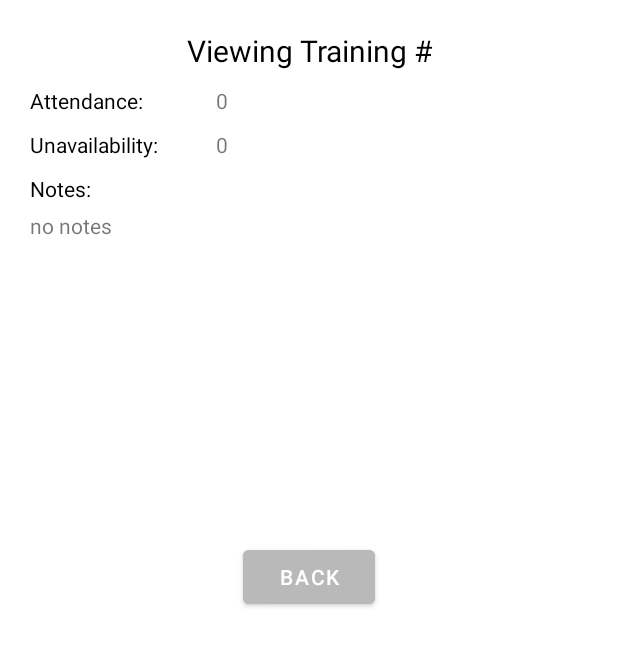
After one commit to MegaBytten/EUTRC-App, an Android app: the layout fragment_view_training_details.xml on its own in the app's theme, with its tools: preview values and no code run, on a phone screen of 412 x 824 dp. The commit adds this screen. Shown: the top 646 px of the screen. Run offline under Robolectric (Android 15) with nearby library versions, the phone set to English and light mode, and no system bars; network calls fail.

Commit message:
Coach's Update (0.3.4) - ModifyTraining.Details ---------------------------------------------- ## ## ## WORKING UPDATE ## ## ##  - All functions designed for coaches are now operational!  - Coaches can now be autonomous when: creating, viewing, editing/updating, and deleting trainings!  - Coaches have full access to viewing the attendance of any training.
NEW FEATURES
 - FULLY functional "details" button on modify training page (DeleteTrainingFragment)
 - Displays current attendance and unavailability of trainings
   > system is based on users RSVP-ing to the training created by coaches

Bug fixes
 - Fixed 2 bugs regarding first-time RSVP-ing for users to a training
 - Server was incorrectly handling query and not sending a readable response to the app
 - Both have been fixed! RSVP system should be fully functional.

 Future Features:
  - Player attendance tracking!
  - A page/option for coaches to search players or filter players and view their attendance record!
  - Notes in TrainingDetails: added a textview (not customisable yet) which allows coaches to add notes onto trainings for only them to view!

```diff
--- /dev/null
+++ b/app/src/main/res/layout/fragment_view_training_details.xml
@@ -0,0 +1,89 @@
+<?xml version="1.0" encoding="utf-8"?>
+<LinearLayout xmlns:android="http://schemas.android.com/apk/res/android"
+    xmlns:tools="http://schemas.android.com/tools"
+    android:layout_width="match_parent"
+    android:layout_height="match_parent"
+    tools:context=".homefragments.ViewTrainingDetailsFragment"
+    android:orientation="vertical"
+    android:padding="20dp">
+
+
+    <TextView
+        android:id="@+id/titleTxt"
+        android:layout_width="match_parent"
+        android:layout_height="wrap_content"
+        android:textColor="@color/black"
+        android:text="Viewing Training #"
+        android:textSize="20dp"
+        android:textAlignment="center"/>
+
+    <LinearLayout
+        android:layout_width="match_parent"
+        android:layout_height="wrap_content"
+        android:layout_marginTop="10dp">
+
+        <TextView
+            android:id="@+id/attendanceTitleTxt"
+            android:layout_width="match_parent"
+            android:layout_height="wrap_content"
+            android:layout_weight="2"
+            android:text="Attendance: "
+            android:textColor="@color/black"/>
+        <TextView
+            android:id="@+id/attendance"
+            android:layout_width="match_parent"
+            android:layout_height="wrap_content"
+            android:layout_weight="1"
+            android:text="0"/>
+
+    </LinearLayout>
+
+    <LinearLayout
+        android:layout_width="match_parent"
+        android:layout_height="wrap_content"
+        android:layout_marginTop="10dp">
+
+        <TextView
+            android:id="@+id/unavailabilityTitleTxt"
+            android:layout_width="match_parent"
+            android:layout_height="wrap_content"
+            android:layout_weight="2"
+            android:text="Unavailability: "
+            android:textColor="@color/black"/>
+        <TextView
+            android:id="@+id/unavailability"
+            android:layout_width="match_parent"
+            android:layout_height="wrap_content"
+            android:layout_weight="1"
+            android:text="0"/>
+
+    </LinearLayout>
+
+    <TextView
+        android:layout_width="match_parent"
+        android:layout_height="wrap_content"
+        android:text="Notes:"
+        android:textColor="@color/black"
+        android:layout_marginTop="10dp"/>
+
+    <TextView
+        android:id="@+id/notes"
+        android:layout_width="match_parent"
+        android:layout_height="200dp"
+        android:scrollbars = "vertical"
+        android:text="no notes"
+        android:layout_marginTop="5dp"/>
+
+    <Button
+        android:id="@+id/backBtn"
+        android:layout_width="wrap_content"
+        android:layout_height="wrap_content"
+        android:backgroundTint="#B9B9B9"
+        android:text="back"
+        android:layout_gravity="center"
+        android:layout_marginTop="20dp"/>
+
+
+
+
+</LinearLayout>
--- a/app/src/main/res/myresources/fragments/layout/fragment_delete_training.xml
+++ b/app/src/main/res/myresources/fragments/layout/fragment_delete_training.xml
@@ -112,11 +112,11 @@
             android:layout_gravity="center" />
 
         <Button
-            android:id="@+id/attendanceBtn"
+            android:id="@+id/detailsBtn"
             android:backgroundTint="#7813BD"
             android:layout_width="match_parent"
             android:layout_height="wrap_content"
-            android:text="RSVPs"
+            android:text="Details"
             android:layout_marginLeft="10dp"
             android:layout_marginRight="10dp"
             android:layout_weight="50"
```
Also changed, not shown: app/src/main/java/org/megabytten/exetertouchapp/homefragments/DeleteTrainingFragment.java (+10 -3 lines), app/src/main/java/org/megabytten/exetertouchapp/homefragments/ViewTrainingDetailsFragment.java (added, +109 -0 lines), app/src/main/java/org/megabytten/exetertouchapp/utils/Training.java (+9 -1 lines), app/src/main/res/myresources/listitems/layout/deletetrainings_item.xml (+16 -13 lines).
